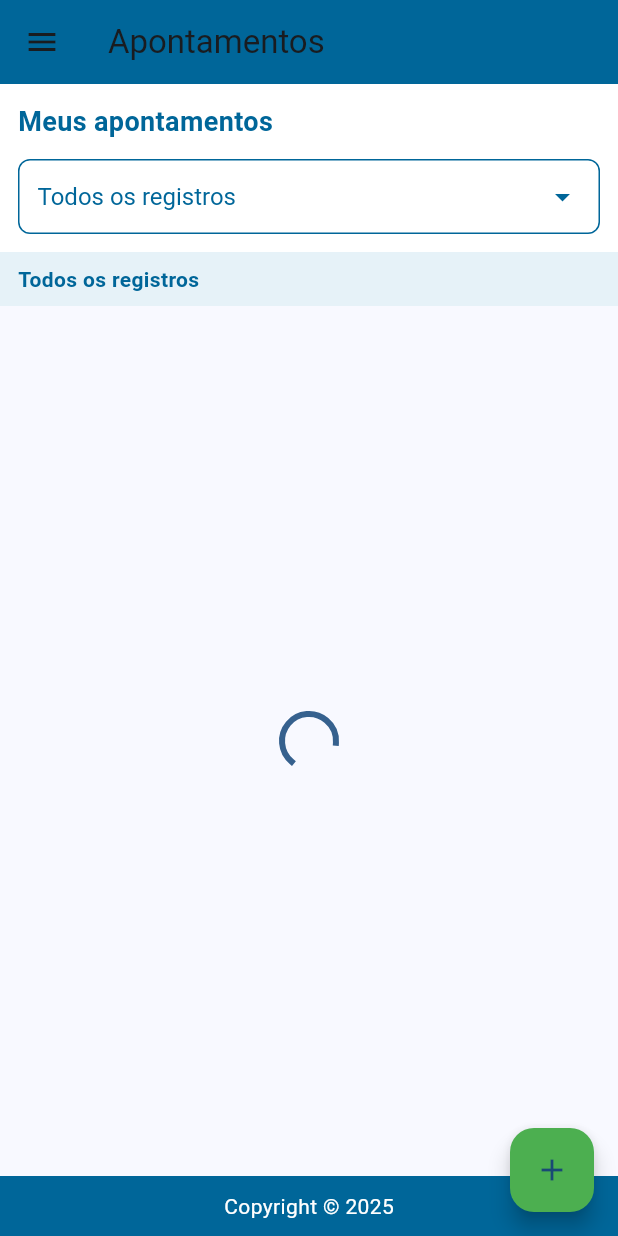
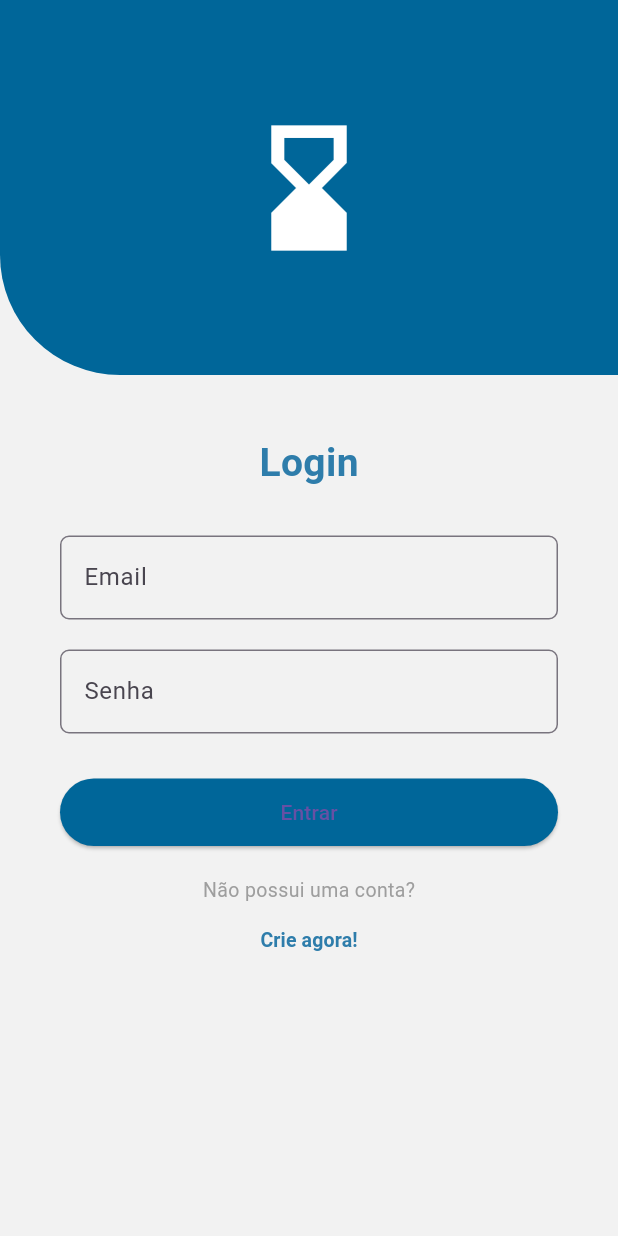
Before and after one commit to marcusvbe/TIMELY-FRONT, a Flutter app: the first screen one second after launch, on a phone screen of 412 x 824 dp. Run offline on Flutter 3.47's test engine with Material 3 defaults, Android fonts, the light colour scheme and no system bars.

Commit message:
envio da estrutura

```diff
--- a/front/lib/main.dart
+++ b/front/lib/main.dart
@@ -1,23 +1,23 @@
 import 'package:flutter/material.dart';
-import 'screens/home.dart';
+import 'pages/login.dart';
+import 'pages/meusApontamentos.dart';
 
 void main() {
   runApp(const MyApp());
 }
 
 class MyApp extends StatelessWidget {
-  const MyApp({Key? key}) : super(key: key);
+  const MyApp({super.key});
 
   @override
   Widget build(BuildContext context) {
     return MaterialApp(
-      title: 'RFID Arduino',
-      theme: ThemeData(
-        colorScheme: ColorScheme.fromSeed(seedColor: Colors.blue),
-        useMaterial3: true,
-      ),
-      home: const Home(),
       debugShowCheckedModeBanner: false,
+      initialRoute: '/login',
+      routes: {
+        '/login': (context) => Login(),
+        '/meusApontamentos': (context) => meusApontamentos(),
+      },
     );
   }
 }
--- /dev/null
+++ b/front/lib/pages/login.dart
@@ -0,0 +1,102 @@
+import 'package:flutter/material.dart';
+import 'meusApontamentos.dart';
+
+class Login extends StatelessWidget {
+  const Login({super.key});
+
+  @override
+  Widget build(BuildContext context) {
+    return Scaffold(
+      backgroundColor: const Color(0xFFF2F2F2),
+      body: SingleChildScrollView( // ENVOLVE TUDO AQUI
+        child: Column(
+          children: [
+            Container(
+              height: 250,
+              decoration: const BoxDecoration(
+                color: Color(0xFF006699),
+                borderRadius: BorderRadius.only(
+                  bottomLeft: Radius.circular(80),
+                ),
+              ),
+              child: const Center(
+                child: Icon(
+                  Icons.hourglass_bottom,
+                  color: Colors.white,
+                  size: 100,
+                ),
+              ),
+            ),
+            const SizedBox(height: 40),
+            const Text(
+              'Login',
+              style: TextStyle(
+                fontSize: 26,
+                fontWeight: FontWeight.bold,
+                color: Color(0xFF2E7DAB),
+              ),
+            ),
+            const SizedBox(height: 30),
+            Padding(
+              padding: const EdgeInsets.symmetric(horizontal: 40),
+              child: Column(
+                children: [
+                  TextField(
+                    decoration: InputDecoration(
+                      hintText: 'Email',
+                      border: OutlineInputBorder(
+                        borderRadius: BorderRadius.circular(6),
+                      ),
+                    ),
+                  ),
+                  const SizedBox(height: 20),
+                  TextField(
+                    obscureText: true,
+                    decoration: InputDecoration(
+                      hintText: 'Senha',
+                      border: OutlineInputBorder(
+                        borderRadius: BorderRadius.circular(6),
+                      ),
+                    ),
+                  ),
+                  const SizedBox(height: 30),
+                  SizedBox(
+                    width: double.infinity,
+                    height: 45,
+                    child: ElevatedButton(
+                      style: ElevatedButton.styleFrom(
+                        backgroundColor: const Color(0xFF006699),
+                      ),
+                      onPressed: () {
+                        Navigator.pushNamed(
+                          context, '/meusApontamentos'
+                        );
+                      },
+                      child: const Text('Entrar'),
+                    ),
+                  ),
+                  const SizedBox(height: 20),
+                  const Text(
+                    'Não possui uma conta?',
+                    style: TextStyle(fontSize: 13, color: Colors.grey),
+                  ),
+                  TextButton(
+                    onPressed: () {},
+                    child: const Text(
+                      'Crie agora!',
+                      style: TextStyle(
+                        fontSize: 13,
+                        fontWeight: FontWeight.bold,
+                        color: Color(0xFF2E7DAB),
+                      ),
+                    ),
+                  ),
+                ],
+              ),
+            ),
+          ],
+        ),
+      ),
+    );
+  }
+}
```
Also changed, not shown: front/lib/components/drawer.dart (added, +41 -0 lines), front/lib/pages/meusApontamentos.dart (added, +20 -0 lines).
